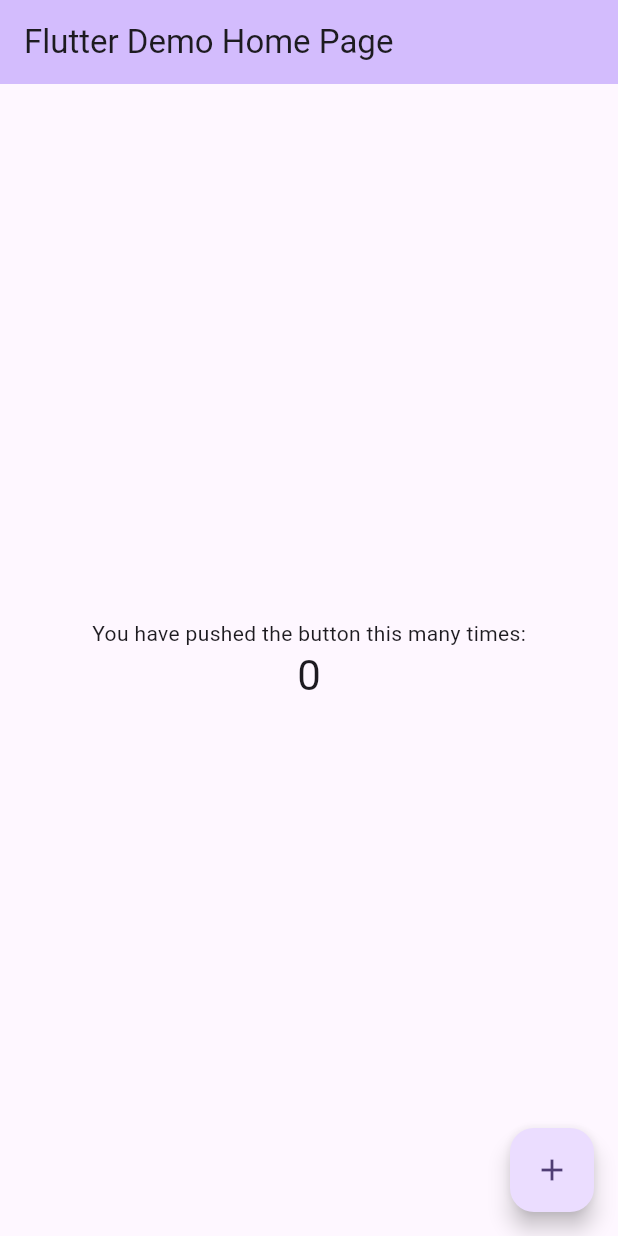
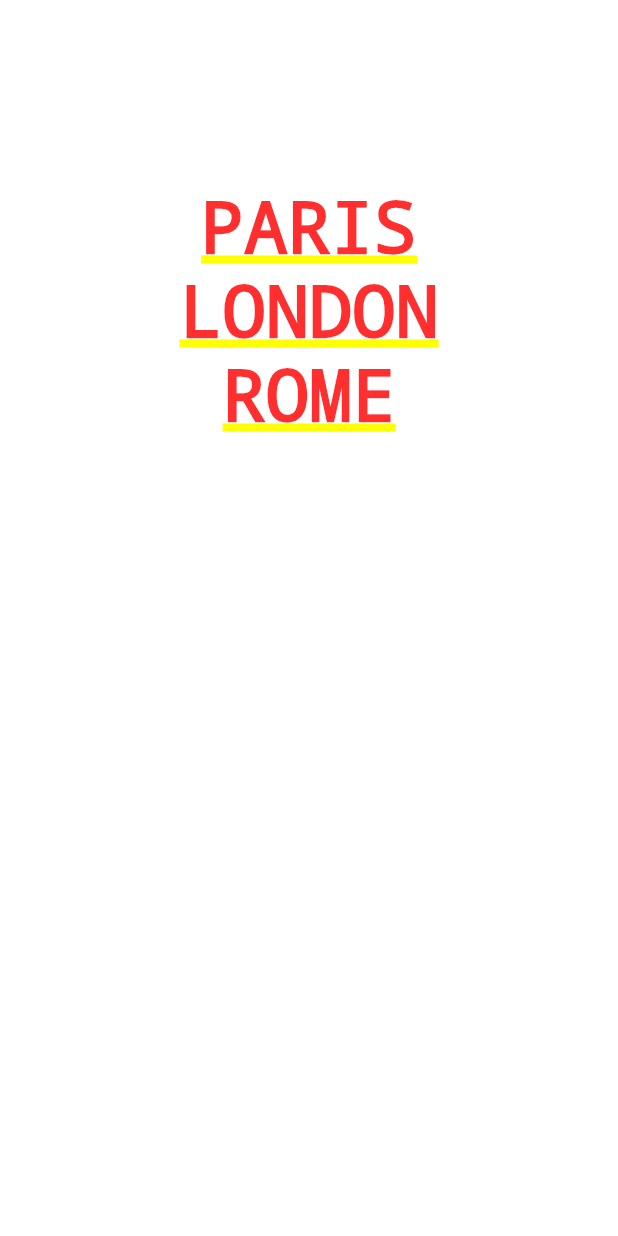
Before and after one commit to miKmoeyGnoeyH/paris_london_rome, a Flutter app: the first screen one second after launch, on a phone screen of 412 x 824 dp. Run offline on Flutter 3.47's test engine with Material 3 defaults, Android fonts, the phone set to English and light mode, and no system bars; our stand-ins replace get, google_maps_flutter, gradient_borders, location.

Commit message:
splash page sketch, main page appbar, routing buttons, some part of google map widget

```diff
--- /dev/null
+++ b/lib/app/controller/home_controller.dart
@@ -0,0 +1,5 @@
+import 'package:get/get.dart';
+
+class HomeController extends GetxController{
+
+}
--- /dev/null
+++ b/lib/app/controller/map_controller.dart
@@ -0,0 +1,5 @@
+import 'package:get/get.dart';
+
+class MapController extends GetxController {
+
+}
--- /dev/null
+++ b/lib/app/data/repository/latlng_repository.dart
@@ -0,0 +1,3 @@
+class LatLngRepository {
+  final
+}
--- /dev/null
+++ b/lib/app/ui/splash_screen/splash_screen.dart
@@ -0,0 +1,48 @@
+import 'dart:async';
+
+import 'package:flutter/material.dart';
+
+import 'package:paris_london_rome/app/ui/home/home_page.dart';
+
+class SplashScreen extends StatefulWidget {
+  const SplashScreen({super.key});
+
+  @override
+  State<SplashScreen> createState() => _SplashScreenState();
+}
+
+class _SplashScreenState extends State<SplashScreen> {
+  @override
+  void initState() {
+    super.initState();
+    Timer(
+      const Duration(seconds: 1),
+      () => Navigator.push(
+        context,
+        MaterialPageRoute(builder: (context) => HomePage()),
+      ),
+    );
+  }
+
+  @override
+  Widget build(BuildContext context) {
+    double width = MediaQuery.of(context).size.width;
+    double height = MediaQuery.of(context).size.height;
+
+    return Center(
+      child: SizedBox(
+        width: width * 0.7,
+        height: height * 0.7,
+        child: const Column(
+          children: [
+            Text(
+              'PARIS',
+            ),
+            Text('LONDON'),
+            Text('ROME'),
+          ],
+        ),
+      ),
+    );
+  }
+}
--- a/lib/main.dart
+++ b/lib/main.dart
@@ -1,125 +1,27 @@
+import 'dart:async';
+import 'dart:developer';
+
 import 'package:flutter/material.dart';
+import 'package:get/get.dart';
+import 'package:paris_london_rome/app/routes/app_pages.dart';
+
+import 'app/ui/splash_screen/splash_screen.dart';
 
 void main() {
-  runApp(const MyApp());
+  runZonedGuarded(() {
+    WidgetsFlutterBinding.ensureInitialized();
+    FlutterError.onError = (details) {
+      log('Error inside of flutter framework');
+      FlutterError.presentError(details);
+    };
+    runApp(
+      GetMaterialApp(
+        debugShowCheckedModeBanner: false,
+        getPages: AppPages.pages,
+        home: const SplashScreen(),
+      ),
+    );
+  }, (error, stack) {
+    log('Error outside of flutter framework');
+  });
 }
-
-class MyApp extends StatelessWidget {
-  const MyApp({super.key});
-
-  // This widget is the root of your application.
-  @override
-  Widget build(BuildContext context) {
-    return MaterialApp(
-      title: 'Flutter Demo',
-      theme: ThemeData(
-        // This is the theme of your application.
-        //
-        // TRY THIS: Try running your application with "flutter run". You'll see
-        // the application has a purple toolbar. Then, without quitting the app,
-        // try changing the seedColor in the colorScheme below to Colors.green
-        // and then invoke "hot reload" (save your changes or press the "hot
-        // reload" button in a Flutter-supported IDE, or press "r" if you used
-        // the command line to start the app).
-        //
-        // Notice that the counter didn't reset back to zero; the application
-        // state is not lost during the reload. To reset the state, use hot
-        // restart instead.
-        //
-        // This works for code too, not just values: Most code changes can be
-        // tested with just a hot reload.
-        colorScheme: ColorScheme.fromSeed(seedColor: Colors.deepPurple),
-        useMaterial3: true,
-      ),
-      home: const MyHomePage(title: 'Flutter Demo Home Page'),
-    );
-  }
-}
-
-class MyHomePage extends StatefulWidget {
-  const MyHomePage({super.key, required this.title});
-
-  // This widget is the home page of your application. It is stateful, meaning
-  // that it has a State object (defined below) that contains fields that affect
-  // how it looks.
-
-  // This class is the configuration for the state. It holds the values (in this
-  // case the title) provided by the parent (in this case the App widget) and
-  // used by the build method of the State. Fields in a Widget subclass are
-  // always marked "final".
-
-  final String title;
-
-  @override
-  State<MyHomePage> createState() => _MyHomePageState();
-}
-
-class _MyHomePageState extends State<MyHomePage> {
-  int _counter = 0;
-
-  void _incrementCounter() {
-    setState(() {
-      // This call to setState tells the Flutter framework that something has
-      // changed in this State, which causes it to rerun the build method below
-      // so that the display can reflect the updated values. If we changed
-      // _counter without calling setState(), then the build method would not be
-      // called again, and so nothing would appear to happen.
-      _counter++;
-    });
-  }
-
-  @override
-  Widget build(BuildContext context) {
-    // This method is rerun every time setState is called, for instance as done
-    // by the _incrementCounter method above.
-    //
-    // The Flutter framework has been optimized to make rerunning build methods
-    // fast, so that you can just rebuild anything that needs updating rather
-    // than having to individually change instances of widgets.
-    return Scaffold(
-      appBar: AppBar(
-        // TRY THIS: Try changing the color here to a specific color (to
-        // Colors.amber, perhaps?) and trigger a hot reload to see the AppBar
-        // change color while the other colors stay the same.
-        backgroundColor: Theme.of(context).colorScheme.inversePrimary,
-        // Here we take the value from the MyHomePage object that was created by
-        // the App.build method, and use it to set our appbar title.
-        title: Text(widget.title),
-      ),
-      body: Center(
-        // Center is a layout widget. It takes a single child and positions it
-        // in the middle of the parent.
-        child: Column(
-          // Column is also a layout widget. It takes a list of children and
-          // arranges them vertically. By default, it sizes itself to fit its
-          // children horizontally, and tries to be as tall as its parent.
-          //
-          // Column has various properties to control how it sizes itself and
-          // how it positions its children. Here we use mainAxisAlignment to
-          // center the children vertically; the main axis here is the vertical
-          // axis because Columns are vertical (the cross axis would be
-          // horizontal).
-          //
-          // TRY THIS: Invoke "debug painting" (choose the "Toggle Debug Paint"
-          // action in the IDE, or press "p" in the console), to see the
-          // wireframe for each widget.
-          mainAxisAlignment: MainAxisAlignment.center,
-          children: <Widget>[
-            const Text(
-              'You have pushed the button this many times:',
-            ),
-            Text(
-              '$_counter',
-              style: Theme.of(context).textTheme.headlineMedium,
-            ),
-          ],
-        ),
-      ),
-      floatingActionButton: FloatingActionButton(
-        onPressed: _incrementCounter,
-        tooltip: 'Increment',
-        child: const Icon(Icons.add),
-      ), // This trailing comma makes auto-formatting nicer for build methods.
-    );
-  }
-}
--- a/pubspec.yaml
+++ b/pubspec.yaml
@@ -35,6 +35,11 @@
   # The following adds the Cupertino Icons font to your application.
   # Use with the CupertinoIcons class for iOS style icons.
   cupertino_icons: ^1.0.2
+  get: ^4.6.6
+  auto_size_text: ^3.0.0
+  gradient_borders: ^1.0.0
+  google_maps_flutter: ^2.5.0
+  location: ^5.0.3
 
 dev_dependencies:
   flutter_test:
```
Also changed, not shown: lib/app/data/model/latlng_model.dart (added, +10 -0 lines), lib/app/data/provider/latlng_provider.dart (added, +30 -0 lines), lib/app/routes/app_pages.dart (added, +23 -0 lines), lib/app/routes/app_routes.dart (added, +7 -0 lines), lib/app/ui/edit/edit_page.dart (added, +23 -0 lines), lib/app/ui/home/home_page.dart (added, +89 -0 lines), lib/app/ui/home/widgets/google_map_widget.dart (added, +40 -0 lines), lib/app/ui/settings/settings_page.dart (added, +23 -0 lines), lib/app/ui/widgets/custom_appbar.dart (added, +29 -0 lines), lib/app/ui/widgets/settings_button.dart (added, +18 -0 lines), pubspec.lock, 11 other files.
